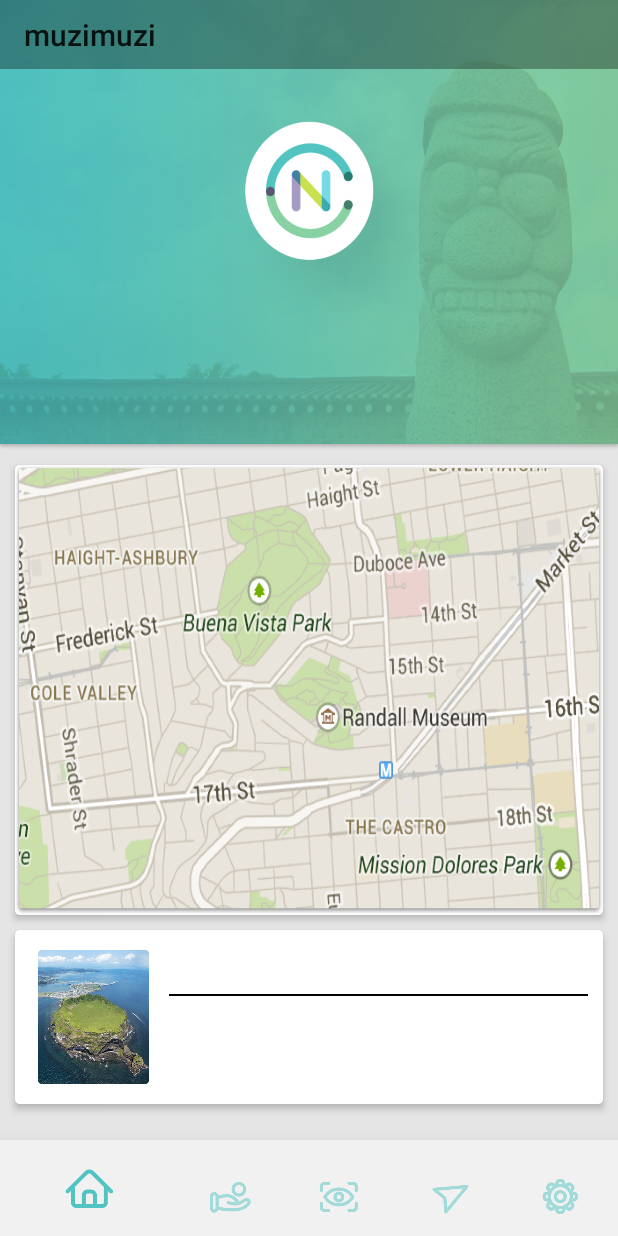
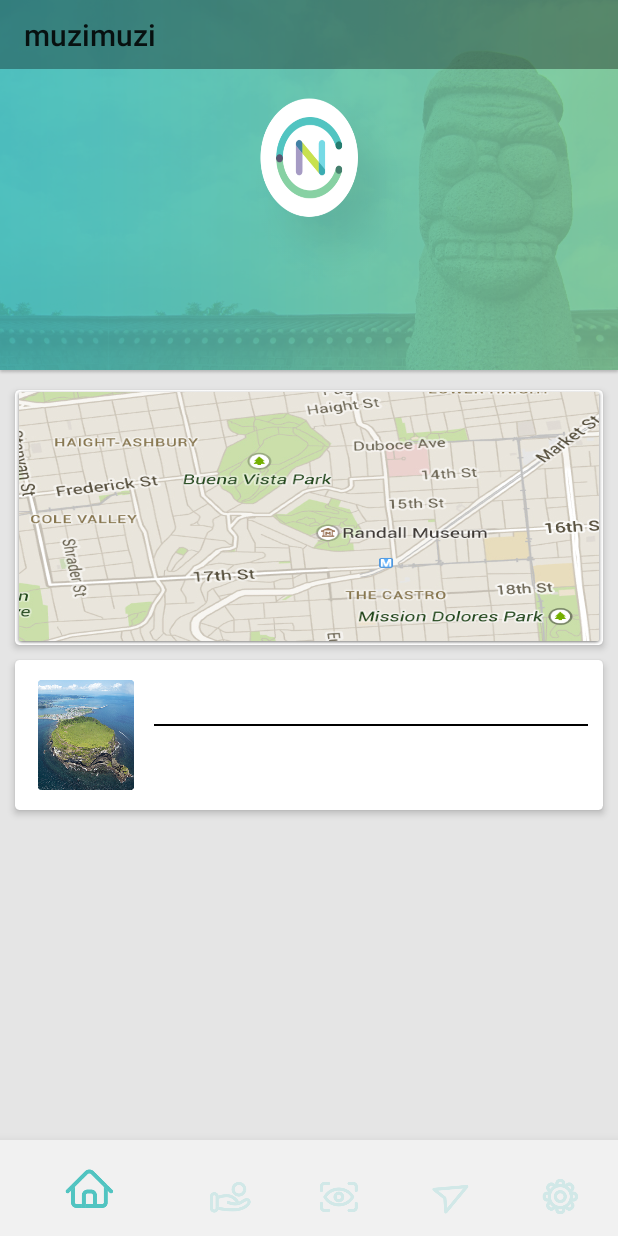
Before and after one commit to zaeval/Naturecoin, an Android app: the screen it shows after launch (MainActivity), on a phone screen of 412 x 824 dp. Run offline under Robolectric (Android 15) with nearby library versions, the light colour scheme and no system bars; libraries missing offline, so code that uses them is left out: net.glxn.qrgen; 1 statement that could not run was skipped.

Commit message:
Layout fix 2 galaxys6

```diff
--- a/muzimuzi/app/src/main/res/layout/activity_main.xml
+++ b/muzimuzi/app/src/main/res/layout/activity_main.xml
@@ -21,7 +21,7 @@
         app:bb_tabXmlResource="@xml/bottombar_tabs"
         app:bb_activeTabColor="#51C4C1"
         app:bb_inActiveTabColor="#51C4C1"
-        app:bb_inActiveTabAlpha="0.5"
+        app:bb_inActiveTabAlpha="0.2"
         android:background="#F1F1F1"
         app:bb_behavior="shifting|underNavbar"/>
     <android.support.v7.widget.Toolbar
--- a/muzimuzi/app/src/main/res/layout/fragment_home.xml
+++ b/muzimuzi/app/src/main/res/layout/fragment_home.xml
@@ -12,12 +12,12 @@
 
         <RelativeLayout
             android:layout_width="match_parent"
-            android:layout_height="300dp">
+            android:layout_height="250dp">
 
             <ImageView
                 android:id="@+id/imageView"
                 android:layout_width="match_parent"
-                android:layout_height="300dp"
+                android:layout_height="250dp"
                 android:layout_alignParentStart="true"
                 android:layout_alignParentTop="true"
                 android:background="@drawable/bg_tap_b">
@@ -26,24 +26,32 @@
 
             <ImageView
                 android:id="@+id/imageView2"
-                android:layout_width="168dp"
-                android:layout_height="140dp"
+                android:layout_width="128dp"
+                android:layout_height="120dp"
                 android:layout_centerHorizontal="true"
                 android:layout_centerVertical="true"
                 android:background="@drawable/icon_coin" />
-            <ImageView
-                android:id="@+id/point"
-                android:layout_width="match_parent"
+
+            <TextView
+                android:layout_width="wrap_content"
                 android:layout_height="wrap_content"
-                android:layout_centerHorizontal="true"
-                />
+                android:textSize="29.7sp"
+                android:fontFamily="sans-serif"
+                android:textStyle="bold"
+                android:textColor="#ffffff"
+                android:lineSpacingExtra="25.2sp"
+                android:gravity="center_horizontal"
+                tools:text="26.00 Point"
+                android:layout_alignParentBottom="true"
+                android:layout_alignEnd="@+id/imageView2"
+                android:layout_marginBottom="46dp" />
 
         </RelativeLayout>
 
         <android.support.v7.widget.CardView xmlns:card_view="http://schemas.android.com/apk/res-auto"
             android:id="@+id/card_view"
             android:layout_width="match_parent"
-            android:layout_height="300dp"
+            android:layout_height="170dp"
             android:layout_gravity="center"
             android:layout_margin="10dp"
             android:padding="0dp"
@@ -60,7 +68,7 @@
         <android.support.v7.widget.CardView xmlns:card_view="http://schemas.android.com/apk/res-auto"
             android:id="@+id/card_view2"
             android:layout_width="match_parent"
-            android:layout_height="116dp"
+            android:layout_height="100dp"
             android:layout_gravity="center"
             android:layout_marginLeft="10dp"
             android:layout_marginRight="10dp"
@@ -75,7 +83,7 @@
                 android:layout_height="match_parent">
 
                 <ImageView
-                    android:layout_width="74dp"
+                    android:layout_width="64dp"
                     android:layout_height="match_parent"
                     android:layout_marginTop="13dp"
                     android:layout_marginBottom="13dp"
```
